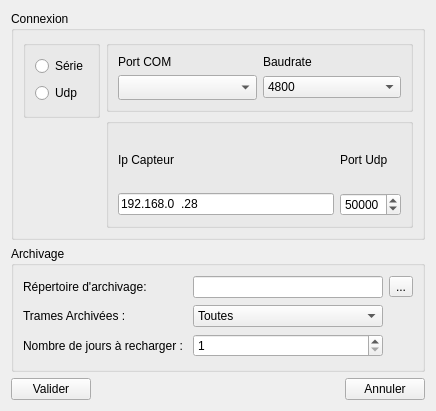
Before: the Qt Designer form fenconfig.ui in MaximeGeay/BaroWiFI-GUI, drawn with Qt 5.
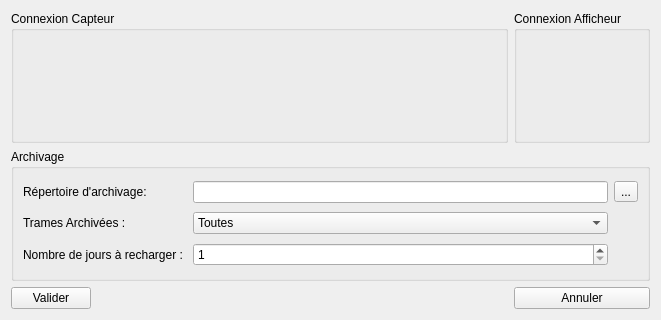
After: the same form once the commit is applied. Icons and pictures are not drawn.

Commit message: Barographe 1.0.5 - ajout de la gestion de l'afficheur RPi - ajout de la gestion de la trame Vaisala

Diff of the .ui file:
```diff
--- a/fenconfig.ui
+++ b/fenconfig.ui
@@ -6,8 +6,8 @@
    <rect>
     <x>0</x>
     <y>0</y>
-    <width>436</width>
-    <height>411</height>
+    <width>661</width>
+    <height>320</height>
    </rect>
   </property>
   <property name="windowTitle">
@@ -17,19 +17,24 @@
    <iconset resource="icons_kde.qrc">
     <normaloff>:/IconsKDE/32x32/categories/preferences-system.png</normaloff>:/IconsKDE/32x32/categories/preferences-system.png</iconset>
   </property>
-  <layout class="QGridLayout" name="gridLayout_4">
-   <item row="2" column="1">
-    <spacer name="horizontalSpacer_4">
-     <property name="orientation">
-      <enum>Qt::Horizontal</enum>
-     </property>
-     <property name="sizeHint" stdset="0">
+  <layout class="QGridLayout" name="gridLayout_10">
+   <item row="0" column="0" colspan="2">
+    <widget class="QGroupBox" name="gb_Sensor">
+     <property name="maximumSize">
       <size>
-       <width>40</width>
-       <height>20</height>
+       <width>16777215</width>
+       <height>229</height>
       </size>
      </property>
-    </spacer>
+     <property name="title">
+      <string>Connexion Capteur</string>
+     </property>
+     <layout class="QGridLayout" name="gridLayout_7">
+      <item row="0" column="0">
+       <layout class="QGridLayout" name="lay_Sensor"/>
+      </item>
+     </layout>
+    </widget>
    </item>
    <item row="1" column="0" colspan="3">
     <widget class="QGroupBox" name="groupBox_4">
@@ -150,6 +155,19 @@
      </property>
     </widget>
    </item>
+   <item row="2" column="1">
+    <spacer name="horizontalSpacer_4">
+     <property name="orientation">
+      <enum>Qt::Horizontal</enum>
+     </property>
+     <property name="sizeHint" stdset="0">
+      <size>
+       <width>40</width>
+       <height>20</height>
+      </size>
+     </property>
+    </spacer>
+   </item>
    <item row="2" column="2">
     <widget class="QPushButton" name="btn_Cancel">
      <property name="text">
@@ -157,8 +175,8 @@
      </property>
     </widget>
    </item>
-   <item row="0" column="0" colspan="3">
-    <widget class="QGroupBox" name="groupBox">
+   <item row="0" column="2">
+    <widget class="QGroupBox" name="gb_Display">
      <property name="maximumSize">
       <size>
        <width>16777215</width>
@@ -166,149 +184,11 @@
       </size>
      </property>
      <property name="title">
-      <string>Connexion</string>
+      <string>Connexion Afficheur</string>
      </property>
-     <layout class="QGridLayout" name="gridLayout_7">
-      <item row="0" column="0" rowspan="2">
-       <widget class="QGroupBox" name="groupBox_3">
-        <property name="title">
-         <string/>
-        </property>
-        <layout class="QGridLayout" name="gridLayout">
-         <item row="0" column="0">
-          <widget class="QRadioButton" name="rad_Serie">
-           <property name="text">
-            <string>Série</string>
-           </property>
-          </widget>
-         </item>
-         <item row="1" column="0">
-          <widget class="QRadioButton" name="rad_Udp">
-           <property name="text">
-            <string>Udp</string>
-           </property>
-          </widget>
-         </item>
-        </layout>
-       </widget>
-      </item>
-      <item row="0" column="1">
-       <widget class="QGroupBox" name="groupBox_Serie">
-        <property name="title">
-         <string/>
-        </property>
-        <layout class="QGridLayout" name="gridLayout_2">
-         <item row="0" column="0">
-          <widget class="QLabel" name="label_8">
-           <property name="text">
-            <string>Port COM</string>
-           </property>
-          </widget>
-         </item>
-         <item row="0" column="1">
-          <widget class="QLabel" name="label_9">
-           <property name="text">
-            <string>Baudrate</string>
-           </property>
-          </widget>
-         </item>
-         <item row="1" column="0">
-          <widget class="QComboBox" name="cb_Serial">
-           <property name="minimumSize">
-            <size>
-             <width>130</width>
-             <height>25</height>
-            </size>
-           </property>
-          </widget>
-         </item>
-         <item row="1" column="1">
-          <widget class="QComboBox" name="cb_Baudrate">
-           <item>
-            <property name="text">
-             <string>4800</string>
-            </property>
-           </item>
-           <item>
-            <property name="text">
-             <string>9600</string>
-            </property>
-           </item>
-           <item>
-            <property name="text">
-             <string>19200</string>
-            </property>
-           </item>
-           <item>
-            <property name="text">
-             <string>38400</string>
-            </property>
-           </item>
-           <item>
-            <property name="text">
-             <string>115200</string>
-            </property>
-           </item>
-          </widget>
-         </item>
-        </layout>
-       </widget>
-      </item>
-      <item row="1" column="1" rowspan="2">
-       <widget class="QGroupBox" name="groupBox_Udp">
-        <property name="title">
-         <string/>
-        </property>
-        <layout class="QGridLayout" name="gridLayout_6">
-         <item row="0" column="0">
-          <widget class="QLabel" name="label_6">
-           <property name="text">
-            <string>Ip Capteur</string>
-           </property>
-          </widget>
-         </item>
-         <item row="0" column="1">
-          <widget class="QLabel" name="label_7">
-           <property name="text">
-            <string>Port Udp</string>
-           </property>
-          </widget>
-         </item>
-         <item row="1" column="0">
-          <widget class="QLineEdit" name="le_IpCapteur">
-           <property name="inputMask">
-            <string>999.999.999.999</string>
-           </property>
-           <property name="text">
-            <string>192.168.0.28</string>
-           </property>
-          </widget>
-         </item>
-         <item row="1" column="1">
-          <widget class="QSpinBox" name="sp_UDPPort">
-           <property name="maximum">
-            <number>99999</number>
-           </property>
-           <property name="value">
-            <number>50000</number>
-           </property>
-          </widget>
-         </item>
-        </layout>
-       </widget>
-      </item>
-      <item row="2" column="0">
-       <spacer name="verticalSpacer">
-        <property name="orientation">
-         <enum>Qt::Vertical</enum>
-        </property>
-        <property name="sizeHint" stdset="0">
-         <size>
-          <width>20</width>
-          <height>81</height>
-         </size>
-        </property>
-       </spacer>
+     <layout class="QGridLayout" name="gridLayout_8">
+      <item row="0" column="0">
+       <layout class="QGridLayout" name="lay_Display"/>
       </item>
      </layout>
     </widget>
```
The commit also changes 11 other files.
